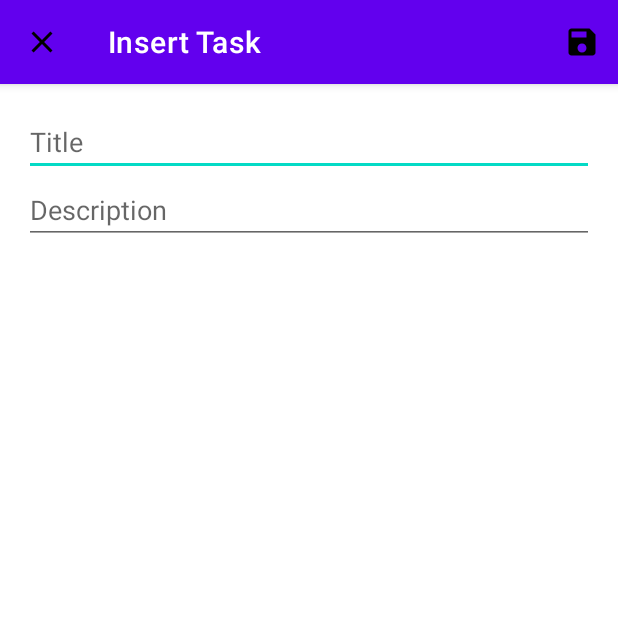
After one commit to Sakchyam-Nakarmi/Todo-app, an Android app: the InsertTodoActivity screen opened directly, with no data from a screen before it, on a phone screen of 412 x 824 dp, the top half of it. The commit adds this screen. Run offline under Robolectric (Android 15) with nearby library versions, the phone set to English and light mode, and no system bars.

Commit message:
Insert new task successful

```diff
--- /dev/null
+++ b/app/src/main/java/com/example/todo_app/InsertTodoActivity.java
@@ -0,0 +1,67 @@
+package com.example.todo_app;
+
+import androidx.annotation.NonNull;
+import androidx.appcompat.app.AppCompatActivity;
+
+import android.content.Intent;
+import android.os.Bundle;
+import android.view.Menu;
+import android.view.MenuInflater;
+import android.view.MenuItem;
+import android.widget.EditText;
+import android.widget.Toast;
+
+public class InsertTodoActivity extends AppCompatActivity {
+    public static final String EXTRA_TITLE =
+            "com.example.todo_app.EXTRA_TITLE";
+    public static final String EXTRA_DESC =
+            "com.example.todo_app.EXTRA_DESC";
+
+    private EditText editTitle,editDesc;
+    @Override
+    protected void onCreate(Bundle savedInstanceState) {
+        super.onCreate(savedInstanceState);
+        setContentView(R.layout.activity_insert_todo);
+
+        editTitle = findViewById(R.id.editTitle);
+        editDesc = findViewById(R.id.editDesc);
+
+        getSupportActionBar().setHomeAsUpIndicator(R.drawable.ic_close);
+        setTitle("Insert Task");
+    }
+
+    private void saveTodo(){
+        String title = editTitle.getText().toString();
+        String desc = editDesc.getText().toString();
+
+        if(title.trim().isEmpty() || desc.trim().isEmpty()){
+            Toast.makeText(this, "Please enter new task", Toast.LENGTH_SHORT).show();
+            return;
+        }
+
+        Intent data = new Intent();
+        data.putExtra(EXTRA_TITLE,title);
+        data.putExtra(EXTRA_DESC,desc);
+
+        setResult(RESULT_OK,data);
+        finish();
+    }
+
+    @Override
+    public boolean onCreateOptionsMenu(Menu menu) {
+        MenuInflater menuInflater = getMenuInflater();
+        menuInflater.inflate(R.menu.insert_todo_menu,menu);
+        return true;
+    }
+
+    @Override
+    public boolean onOptionsItemSelected(@NonNull MenuItem item) {
+        switch(item.getItemId()){
+            case R.id.save_todo:
+                saveTodo();
+                return true;
+            default:
+                return super.onOptionsItemSelected(item);
+        }
+    }
+}
--- /dev/null
+++ b/app/src/main/res/drawable/ic_add.xml
@@ -0,0 +1,5 @@
+<vector android:height="24dp" android:tint="#4CFF00"
+    android:viewportHeight="24" android:viewportWidth="24"
+    android:width="24dp" xmlns:android="http://schemas.android.com/apk/res/android">
+    <path android:fillColor="@android:color/white" android:pathData="M19,13h-6v6h-2v-6H5v-2h6V5h2v6h6v2z"/>
+</vector>
--- /dev/null
+++ b/app/src/main/res/drawable/ic_close.xml
@@ -0,0 +1,5 @@
+<vector android:height="24dp" android:tint="#000000"
+    android:viewportHeight="24" android:viewportWidth="24"
+    android:width="24dp" xmlns:android="http://schemas.android.com/apk/res/android">
+    <path android:fillColor="@android:color/white" android:pathData="M19,6.41L17.59,5 12,10.59 6.41,5 5,6.41 10.59,12 5,17.59 6.41,19 12,13.41 17.59,19 19,17.59 13.41,12z"/>
+</vector>
--- /dev/null
+++ b/app/src/main/res/drawable/ic_save.xml
@@ -0,0 +1,5 @@
+<vector android:height="24dp" android:tint="#000000"
+    android:viewportHeight="24" android:viewportWidth="24"
+    android:width="24dp" xmlns:android="http://schemas.android.com/apk/res/android">
+    <path android:fillColor="@android:color/white" android:pathData="M17,3L5,3c-1.11,0 -2,0.9 -2,2v14c0,1.1 0.89,2 2,2h14c1.1,0 2,-0.9 2,-2L21,7l-4,-4zM12,19c-1.66,0 -3,-1.34 -3,-3s1.34,-3 3,-3 3,1.34 3,3 -1.34,3 -3,3zM15,9L5,9L5,5h10v4z"/>
+</vector>
--- /dev/null
+++ b/app/src/main/res/layout/activity_insert_todo.xml
@@ -0,0 +1,24 @@
+<?xml version="1.0" encoding="utf-8"?>
+<LinearLayout xmlns:android="http://schemas.android.com/apk/res/android"
+    xmlns:app="http://schemas.android.com/apk/res-auto"
+    xmlns:tools="http://schemas.android.com/tools"
+    android:layout_width="match_parent"
+    android:layout_height="match_parent"
+    android:orientation="vertical"
+    tools:context=".InsertTodoActivity"
+    android:padding="16dp">
+
+    <EditText
+        android:id="@+id/editTitle"
+        android:layout_width="match_parent"
+        android:layout_height="wrap_content"
+        android:hint="Title"
+        android:inputType="text"/>
+    <EditText
+        android:id="@+id/editDesc"
+        android:layout_width="match_parent"
+        android:layout_height="wrap_content"
+        android:hint="Description"
+        android:inputType="textMultiLine"/>
+
+</LinearLayout>
--- /dev/null
+++ b/app/src/main/res/menu/insert_todo_menu.xml
@@ -0,0 +1,9 @@
+<?xml version="1.0" encoding="utf-8"?>
+<menu xmlns:android="http://schemas.android.com/apk/res/android"
+    xmlns:app="http://schemas.android.com/apk/res-auto">
+<item
+    android:id="@+id/save_todo"
+    android:icon="@drawable/ic_save"
+    android:title="Save"
+    app:showAsAction="ifRoom"/>
+</menu>
```
Also changed, not shown: app/src/main/AndroidManifest.xml (+6 -1 lines), app/src/main/java/com/example/todo_app/MainActivity.java (+38 -0 lines), app/src/main/res/layout/activity_main.xml (+7 -0 lines).
